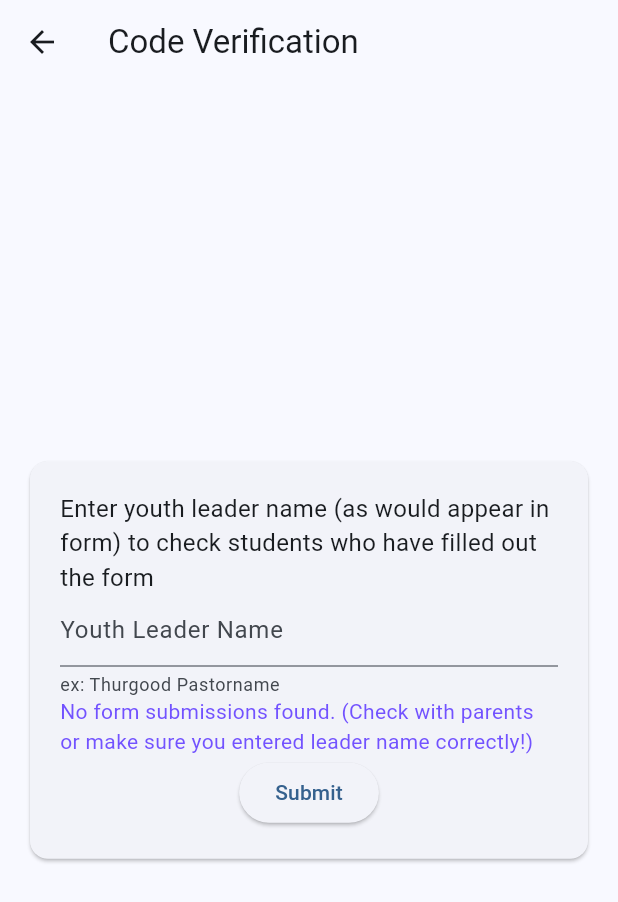
After one commit to bgswilde/oasis_form_checker, a Flutter app: the SearchPage screen opened directly, after a tap on "Submit", on a phone screen of 412 x 824 dp. The commit adds this screen. Shown: the top 902 px of the screen. Run offline on Flutter 3.47's test engine with Material 2 defaults, Android fonts, the phone set to English and light mode, and no system bars; our stand-ins replace cloud_firestore, firebase_auth, firebase_core, flutter_dotenv, googleapis_auth; missing offline and left inert: flutterfire_ui, googleapis; accounts and stored records are empty; statements that could not run were skipped.

Commit message:
working api call to sheets

```diff
--- /dev/null
+++ b/lib/screens/search_screen.dart
@@ -0,0 +1,131 @@
+import 'package:firebase_auth/firebase_auth.dart';
+import 'package:flutter/material.dart';
+import 'package:flutter_dotenv/flutter_dotenv.dart';
+import 'package:googleapis/sheets/v4.dart' as sheets;
+import 'package:googleapis_auth/auth_io.dart';
+import 'package:googleapis_auth/googleapis_auth.dart';
+
+class SearchPage extends StatefulWidget {
+  const SearchPage({super.key});
+
+  @override
+  State<SearchPage> createState() => SearchPageState();
+}
+
+class SearchPageState extends State<SearchPage> {
+  final TextEditingController searchController = TextEditingController();
+  final user = FirebaseAuth.instance.currentUser!;
+  String? jsonKey = dotenv.env['JSONKEY'];
+  bool error = false;
+  void displayError() {
+    setState(() {
+      error = true;
+    });
+  }
+
+  Future<List<String>> getGoogleSheet(String leader) async {
+    final credentials = ServiceAccountCredentials.fromJson(jsonKey);
+    final client = await clientViaServiceAccount(
+        credentials, [sheets.SheetsApi.spreadsheetsReadonlyScope]);
+    final sheetsApi = sheets.SheetsApi(client);
+    const sheet = '1OoT6ET5_zLoKslwpEWLDATWXs5DbGgC4zGf62EjHm9M';
+    const range = 'Form Responses 2023!B:D';
+    final List<String> studentList = [];
+    List<List<Object?>?>? responseValues; // Declare a local variable
+
+// Use the API to access your Google Sheet
+    try {
+      final response = await sheetsApi.spreadsheets.values.get(sheet, range);
+      print('got that response ');
+      responseValues =
+          response.values; // Assign the property to the local variable
+
+      if (responseValues != null) {
+        for (var row in responseValues) {
+          if (row != null && row.length >= 3) {
+            final columnBValue = row[0];
+            final columnCValue = row[1];
+            final columnJValue = row[2];
+
+            if (columnJValue == leader) {
+              studentList.add('$columnCValue, $columnBValue');
+            }
+          }
+        }
+      } else {
+        print('No data found in the specified range.');
+      }
+    } catch (e) {
+      print('error: $e');
+    }
+
+    studentList.sort();
+    print(studentList);
+    return studentList;
+
+
+  }
+
+  @override
+  Widget build(BuildContext context) {
+    return Scaffold(
+      appBar: AppBar(title: const Text('Code Verification')),
+      body: Center(
+        child: Container(
+          width: double
+              .infinity, // Expand the container to the maximum available width
+          child: Column(
+            mainAxisAlignment: MainAxisAlignment.center,
+            crossAxisAlignment: CrossAxisAlignment.center,
+            children: <Widget>[
+              Container(
+                constraints: const BoxConstraints(
+                    maxWidth: 800), // Set a maximum width for the Card
+                child: Card(
+                  margin: const EdgeInsets.symmetric(horizontal: 20.0),
+                  child: Padding(
+                    padding: const EdgeInsets.all(20.0),
+                    child: Column(
+                      children: <Widget>[
+                        const Text(
+                            'Enter youth leader name (as would appear in form) to check students who have filled out the form',
+                            style: TextStyle(
+                                fontSize: 16, fontWeight: FontWeight.w400)),
+                        TextFormField(
+                          controller: searchController,
+                          decoration: const InputDecoration(
+                              hintText: 'Youth Leader Name',
+                              helperText: 'ex: Thurgood Pastorname'),
+                        ),
+                        Visibility(
+                          visible: error,
+                          child: const Text(
+                              'No form submissions found. (Check with parents or make sure you entered leader name correctly!)',
+                              style: TextStyle(
+                                  color: Color.fromARGB(255, 114, 82, 255))),
+                        ),
+                        ElevatedButton(
+                          onPressed: () {
+                            if (searchController.text.length > 1) {
+                              String name = searchController.text;
+                              print('Search submitted with $name');
+                              getGoogleSheet(searchController.text);
+                            } else {
+                              print('Nope');
+                              displayError();
+                            }
+                          },
+                          child: const Text('Submit'),
+                        ),
+                      ],
+                    ),
+                  ),
+                ),
+              ),
+            ],
+          ),
+        ),
+      ),
+    );
+  }
+}
--- a/pubspec.yaml
+++ b/pubspec.yaml
@@ -42,6 +42,8 @@ dependencies:
   http: ^1.1.0
   googleapis: ^11.4.0
   googleapis_auth: ^1.4.1
+  flutter_dotenv: ^5.0.2
+  dotenv: ^4.0.1
 
 dev_dependencies:
   flutter_test:
@@ -66,7 +68,8 @@ flutter:
   uses-material-design: true
 
   # To add assets to your application, add an assets section, like this:
-  # assets:
+  assets:
+    - assets/oasisOL.png
   #   - images/a_dot_burr.jpeg
   #   - images/a_dot_ham.jpeg
 
```
Also changed, not shown: lib/main.dart (+7 -53 lines), assets/oasisOL.png (added), lib/screens/home_screen.dart (deleted), pubspec.lock, 1 other file.
